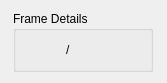
annesummers/LedAnimator, file framedetails.ui: the form before one commit.
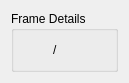
The form after the commit.

Diff of the .ui file:
```diff
--- a/framedetails.ui
+++ b/framedetails.ui
@@ -6,8 +6,8 @@
    <rect>
     <x>0</x>
     <y>0</y>
-    <width>167</width>
-    <height>72</height>
+    <width>129</width>
+    <height>74</height>
    </rect>
   </property>
   <property name="windowTitle">
```
